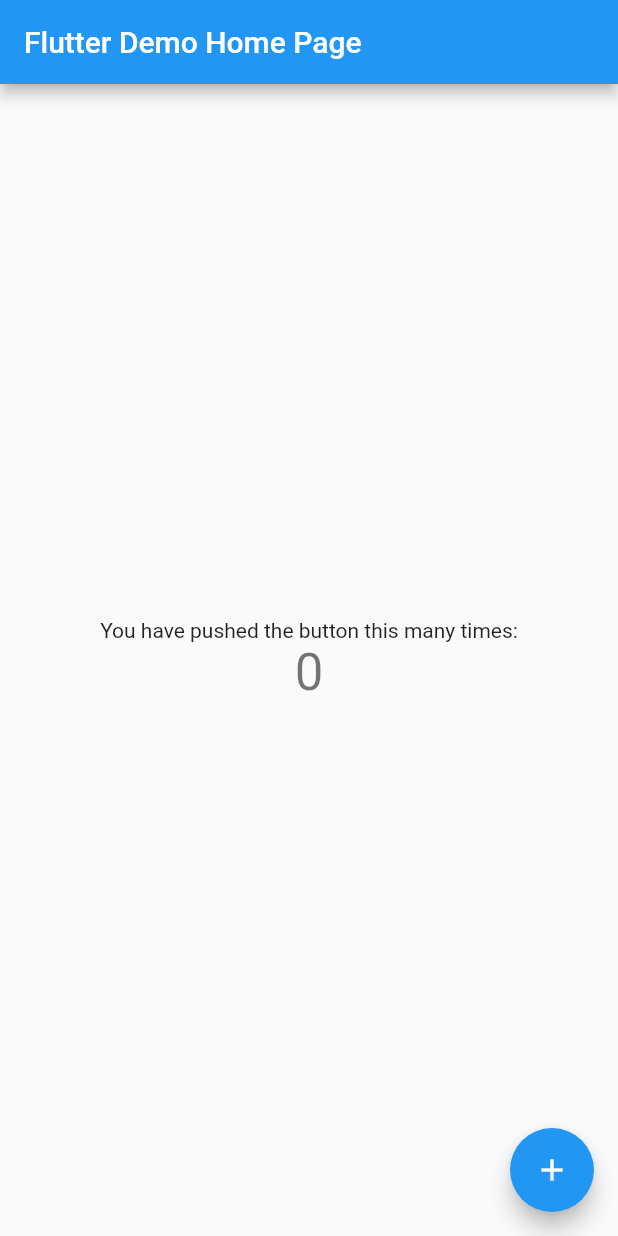
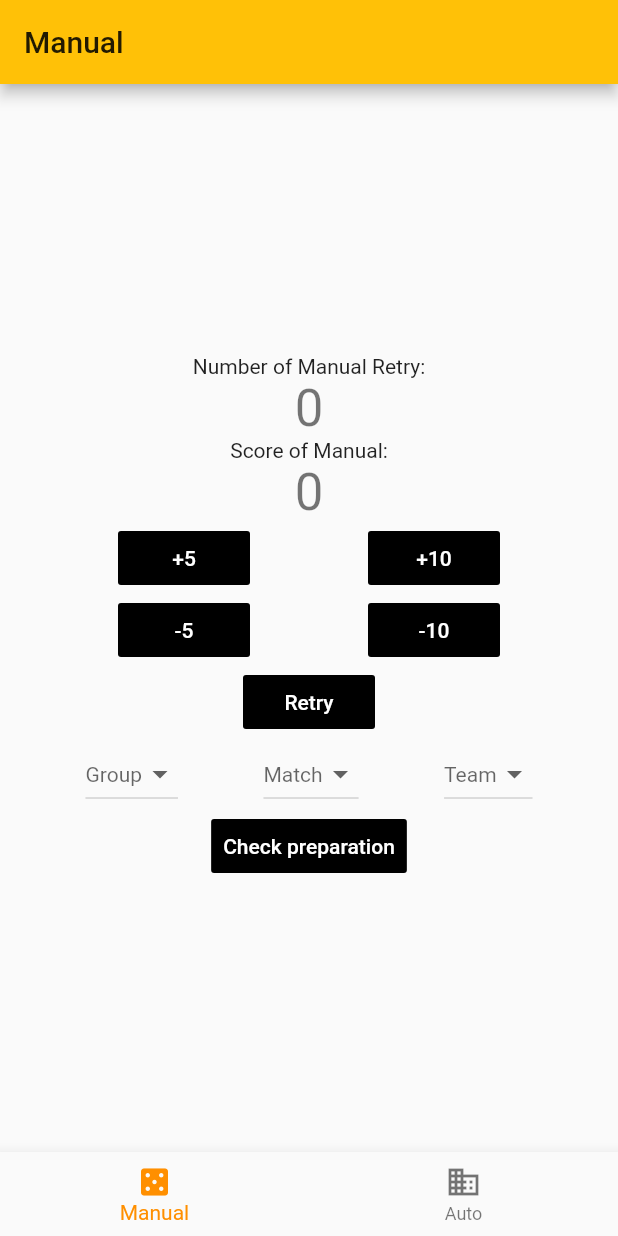
Before and after one commit to CilWB/freshyrobot2019-application, a Flutter app: the screen it shows after launch, on a phone screen of 412 x 824 dp. Run offline on Flutter 3.47's test engine with Material 2 defaults, Android fonts, the phone set to English and light mode, and no system bars.

Commit message:
Committee application version 1

```diff
--- a/lib/main.dart
+++ b/lib/main.dart
@@ -9,16 +9,7 @@ class MyApp extends StatelessWidget {
     return MaterialApp(
       title: 'Flutter Demo',
       theme: ThemeData(
-        // This is the theme of your application.
-        //
-        // Try running your application with "flutter run". You'll see the
-        // application has a blue toolbar. Then, without quitting the app, try
-        // changing the primarySwatch below to Colors.green and then invoke
-        // "hot reload" (press "r" in the console where you ran "flutter run",
-        // or simply save your changes to "hot reload" in a Flutter IDE).
-        // Notice that the counter didn't reset back to zero; the application
-        // is not restarted.
-        primarySwatch: Colors.blue,
+        primarySwatch: Colors.amber,
       ),
       home: MyHomePage(title: 'Flutter Demo Home Page'),
     );
@@ -27,16 +18,6 @@ class MyApp extends StatelessWidget {
 
 class MyHomePage extends StatefulWidget {
   MyHomePage({Key key, this.title}) : super(key: key);
-
-  // This widget is the home page of your application. It is stateful, meaning
-  // that it has a State object (defined below) that contains fields that affect
-  // how it looks.
-
-  // This class is the configuration for the state. It holds the values (in this
-  // case the title) provided by the parent (in this case the App widget) and
-  // used by the build method of the State. Fields in a Widget subclass are
-  // always marked "final".
-
   final String title;
 
   @override
@@ -44,68 +25,264 @@ class MyHomePage extends StatefulWidget {
 }
 
 class _MyHomePageState extends State<MyHomePage> {
-  int _counter = 0;
-
-  void _incrementCounter() {
+  int score_manual = 0;
+  int num_man_retry = 0;
+  int group=0;
+  int match=0;
+  String team = 'a';
+  List<String> _mode = ['Maual','Auto'];
+  List<String> _group = ["G1", "G2", "G3","G4"].toList();
+  List<String> _match = ["M1", "M2", "M3","M4","M5","M6","M7","M8","M9","M10"].toList();
+  List<String> _team = ["T1", "T2", "T3","T4","T5","T6","T7","T8","T9","T10"].toList();
+  String _selectedGroup,_selectedMatch,_selectedTeam;
+  void _chageScore(int score){
     setState(() {
-      // This call to setState tells the Flutter framework that something has
-      // changed in this State, which causes it to rerun the build method below
-      // so that the display can reflect the updated values. If we changed
-      // _counter without calling setState(), then the build method would not be
-      // called again, and so nothing would appear to happen.
-      _counter++;
+     score_manual += score;
+    });
+  }
+  void _retry(){
+    setState(() {
+     num_man_retry += 1;
     });
   }
 
+  int _selectedIndex = 0;
+  static const TextStyle optionStyle =TextStyle(fontSize: 30, fontWeight: FontWeight.bold);
+
+  void _onItemTapped(int index) {
+    setState(() {
+      _selectedIndex = index;
+      print(_selectedIndex);
+      score_manual = 0;
+      num_man_retry = 0;
+    });
+  }
+void onGroupChange(String item){
+  setState(() {
+    _selectedGroup = item;
+    print(_selectedGroup);
+  });
+}
+void onMatchChange(String item){
+  setState(() {
+    _selectedMatch = item;
+    print(_selectedMatch);
+  });
+}
+void onTeamChange(String item){
+  setState(() {
+    _selectedTeam = item;
+    print(_selectedTeam);
+  });
+}
+void _showDialog(){
+  showDialog(
+    context: context,
+    builder: (BuildContext context){
+      return AlertDialog(
+        title: new Text("Check committee"),
+        content: new Text(_selectedGroup+" "+_selectedMatch+" "+_selectedTeam+" "+_mode[_selectedIndex]),
+
+      );
+    }
+  );
+}
+//////////////////////////////////////////////
+
   @override
   Widget build(BuildContext context) {
-    // This method is rerun every time setState is called, for instance as done
-    // by the _incrementCounter method above.
-    //
-    // The Flutter framework has been optimized to make rerunning build methods
-    // fast, so that you can just rebuild anything that needs updating rather
-    // than having to individually change instances of widgets.
+    String titlePage;
+    if ( _selectedIndex == 0){
+      titlePage = 'Manual';
+    }
+    else if (_selectedIndex == 1){
+      titlePage = 'Auto';
+    }
+
     return Scaffold(
       appBar: AppBar(
-        // Here we take the value from the MyHomePage object that was created by
-        // the App.build method, and use it to set our appbar title.
-        title: Text(widget.title),
+        title: Text(titlePage),
       ),
       body: Center(
-        // Center is a layout widget. It takes a single child and positions it
-        // in the middle of the parent.
         child: Column(
-          // Column is also a layout widget. It takes a list of children and
-          // arranges them vertically. By default, it sizes itself to fit its
-          // children horizontally, and tries to be as tall as its parent.
-          //
-          // Invoke "debug painting" (press "p" in the console, choose the
-          // "Toggle Debug Paint" action from the Flutter Inspector in Android
-          // Studio, or the "Toggle Debug Paint" command in Visual Studio Code)
-          // to see the wireframe for each widget.
-          //
-          // Column has various properties to control how it sizes itself and
-          // how it positions its children. Here we use mainAxisAlignment to
-          // center the children vertically; the main axis here is the vertical
-          // axis because Columns are vertical (the cross axis would be
-          // horizontal).
           mainAxisAlignment: MainAxisAlignment.center,
-          children: <Widget>[
+          children:
+
+          <Widget>[
             Text(
-              'You have pushed the button this many times:',
+              'Number of Manual Retry:',
             ),
             Text(
-              '$_counter',
+              '$num_man_retry',
               style: Theme.of(context).textTheme.display1,
             ),
+
+            Text(
+              'Score of Manual:',
+            ),
+            Text(
+              '$score_manual',
+              style: Theme.of(context).textTheme.display1,
+            ),
+
+            Row(
+              mainAxisAlignment: MainAxisAlignment.spaceEvenly,
+              children: <Widget>[
+              FlatButton(
+                child: Text("+5"),
+                color: Colors.black,
+                textColor: Colors.white,
+                disabledColor: Colors.grey,
+                disabledTextColor: Colors.black,
+                padding: EdgeInsets.all(8.0),
+                splashColor: Colors.blueAccent,
+                onPressed: (){
+                  _chageScore(5);
+                  },
+                ),
+                   FlatButton(
+                child: Text("+10"),
+                color: Colors.black,
+                textColor: Colors.white,
+                disabledColor: Colors.grey,
+                disabledTextColor: Colors.black,
+                padding: EdgeInsets.all(8.0),
+                splashColor: Colors.blueAccent,
+                onPressed: (){
+                  _chageScore(10);
+                  },
+                ),
+              ]
+                ),
+
+            Row(
+              mainAxisAlignment: MainAxisAlignment.spaceEvenly,
+              children: <Widget>[
+                   FlatButton(
+                child: Text("-5"),
+                color: Colors.black,
+                textColor: Colors.white,
+                disabledColor: Colors.grey,
+                disabledTextColor: Colors.black,
+                padding: EdgeInsets.all(8.0),
+                splashColor: Colors.blueAccent,
+                onPressed: (){
+                  _chageScore(-5);
+                  },
+                ),
+                   FlatButton(
+                child: Text("-10"),
+                color: Colors.black,
+                textColor: Colors.white,
+                disabledColor: Colors.grey,
+                disabledTextColor: Colors.black,
+                padding: EdgeInsets.all(8.0),
+                splashColor: Colors.blueAccent,
+                onPressed: (){
+                  _chageScore(-10);
+                  },
+                ),
+              ]
+                ),
+
+            FlatButton(
+                child: Text("Retry"),
+                color: Colors.black,
+                textColor: Colors.white,
+                disabledColor: Colors.grey,
+                disabledTextColor: Colors.black,
+                padding: EdgeInsets.all(8.0),
+                splashColor: Colors.blueAccent,
+                onPressed: (){
+                  _retry();
+                  },
+                ),
+                ////////////////////////
+
+                Row(
+              mainAxisAlignment: MainAxisAlignment.spaceEvenly,
+              children: <Widget>[
+                      DropdownButton<String>(
+                        hint: Text("Group"),
+                        style: new TextStyle(color: Colors.black  ),
+                        value: _selectedGroup,
+                        items: _group.map((String value){
+                          return new DropdownMenuItem(
+                            value: value,
+                            child: new Text("${value}")
+                          );
+                        }).toList(),
+                        onChanged: (String value){
+                          onGroupChange(value);
+                        }
+                ),
+                      DropdownButton<String>(
+                        hint: Text("Match"),
+                        style: new TextStyle(color: Colors.black  ),
+                        value: _selectedMatch,
+                        items: _match.map((String value){
+                          return new DropdownMenuItem(
+                            value: value,
+                            child: new Text("${value}")
+                          );
+                        }).toList(),
+                        onChanged: (String value){
+                          onMatchChange(value);
+                        }
+                ),
+                      DropdownButton<String>(
+                        hint: Text("Team"),
+                        style: new TextStyle(color: Colors.black  ),
+                        value: _selectedTeam,
+                        items: _team.map((String value){
+                          return new DropdownMenuItem(
+                            value: value,
+                            child: new Text("${value}")
+                          );
+                        }).toList(),
+                        onChanged: (String value){
+                          onTeamChange(value);
+                        }
+                ),
+              ]
+
+
+                ),
+              FlatButton(
+                child: Text("Check preparation"),
+                color: Colors.black,
+                textColor: Colors.white,
+                disabledColor: Colors.grey,
+                disabledTextColor: Colors.black,
+                padding: EdgeInsets.all(8.0),
+                splashColor: Colors.blueAccent,
+                onPressed: (){
+                  _showDialog();
+                  },
+                ),
+            ////////////////////////
           ],
         ),
       ),
-      floatingActionButton: FloatingActionButton(
-        onPressed: _incrementCounter,
-        tooltip: 'Increment',
-        child: Icon(Icons.add),
-      ), // This trailing comma makes auto-formatting nicer for build methods.
+
+      bottomNavigationBar: BottomNavigationBar(
+        items: const <BottomNavigationBarItem>[
+          BottomNavigationBarItem(
+            icon: Icon(Icons.casino),
+            title: Text('Manual'),
+
+          ),
+          BottomNavigationBarItem(
+            icon: Icon(Icons.business),
+            title: Text('Auto'),
+          ),
+
+        ],
+        currentIndex: _selectedIndex,
+        selectedItemColor: Colors.amber[800],
+        onTap: _onItemTapped,
+      ),
+
     );
   }
 }
```
